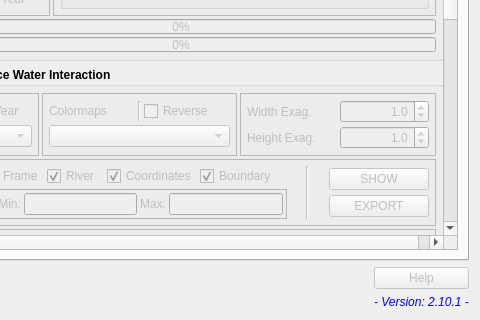
First picture: the form in src/qswatmod/QSWATMOD_dialog_base.ui, repository spark-hydro/QSWATMOD2-plugin, before the edit; both pictures show x 198 to 678 and y 446 to 766 of the 678 by 766 pixel window.
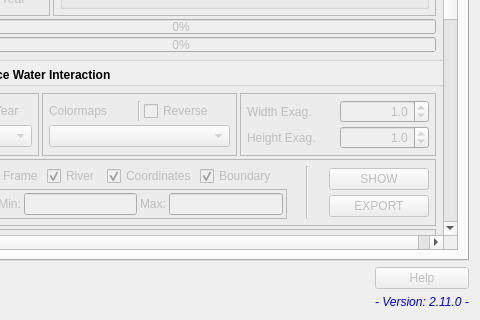
Second picture: the form after the edit. Icons and pictures are not drawn. Custom widgets are drawn as their Qt base class.

Commit message:
Release 2.11.0: version bump and changelog
- metadata.txt: version=2.11.0 and a changelog (also written into plugins.xml).
- The version strings the plugin writes into model files and shows in the dialog
  (version 2.10.1 in 9 .py files, 2 places in QSWATMOD_dialog_base.ui) -> 2.11.0.
- test_package.py: all those strings must equal the version in metadata.txt, so
  the next bump cannot miss one.
- package.py writes <changelog> into plugins.xml; BUILD.md examples use 2.11.0.

What changed in the file:
```diff
--- a/src/qswatmod/QSWATMOD_dialog_base.ui
+++ b/src/qswatmod/QSWATMOD_dialog_base.ui
@@ -7760,7 +7760,7 @@
           </font>
          </property>
          <property name="text">
-          <string>&lt;html&gt;&lt;head/&gt;&lt;body&gt;&lt;p&gt;&lt;span style=&quot; color:#0000ff;&quot;&gt;- Version: 2.10.1 -&lt;/span&gt;&lt;/p&gt;&lt;/body&gt;&lt;/html&gt;</string>
+          <string>&lt;html&gt;&lt;head/&gt;&lt;body&gt;&lt;p&gt;&lt;span style=&quot; color:#0000ff;&quot;&gt;- Version: 2.11.0 -&lt;/span&gt;&lt;/p&gt;&lt;/body&gt;&lt;/html&gt;</string>
          </property>
          <property name="alignment">
           <set>Qt::AlignBottom|Qt::AlignLeading|Qt::AlignLeft</set>
```
Left out of the diff: 2 changed lines with no effect on the pictures. The commit also changes 11 other files.
